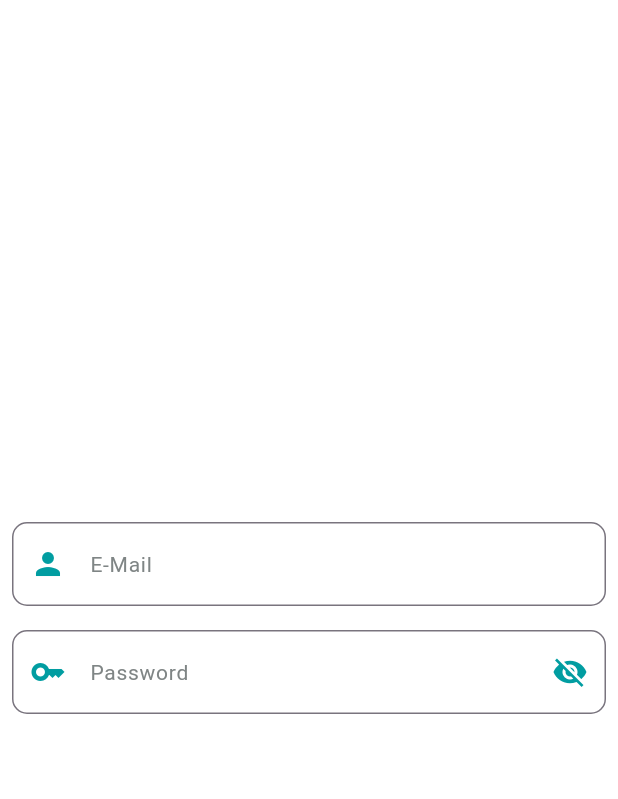
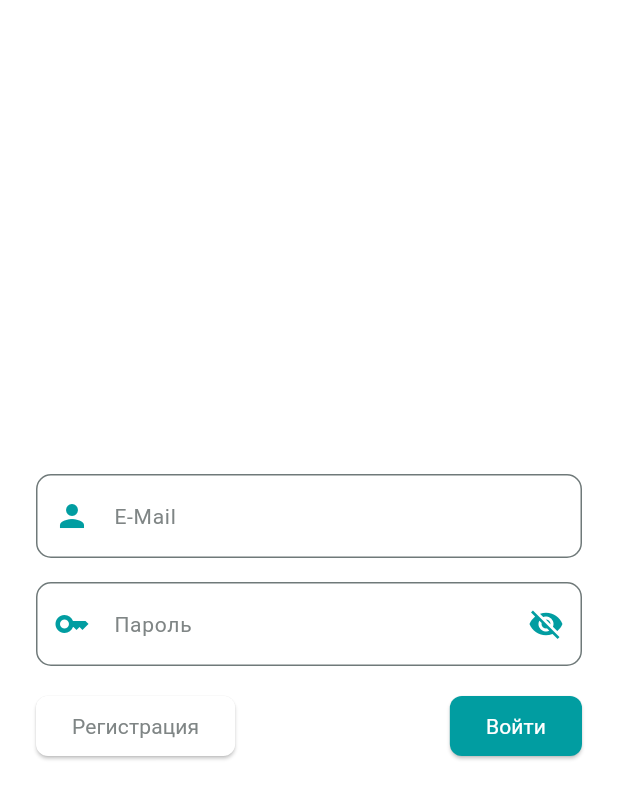
Before and after one commit to tetrochel/sirius_books, a Flutter app: the AuthPage screen opened by its route, on a phone screen of 412 x 824 dp. Shown: the top 799 px of the screen. Run offline on Flutter 3.47's test engine with Material 3 defaults, Android fonts, the phone set to English and light mode, and no system bars; our stand-ins replace go_router.

Commit message:
Добавлены кнопки на экран авторизации

```diff
--- a/lib/features/user/ui/pages/auth_page.dart
+++ b/lib/features/user/ui/pages/auth_page.dart
@@ -9,12 +9,14 @@ class AuthPage extends StatelessWidget {
   Widget build(BuildContext context) {
     return Scaffold(
       body: Center(
-        child: Column(
-          mainAxisAlignment: MainAxisAlignment.center,
-          children: [
-            Padding(
-              padding: const EdgeInsets.all(8.0),
-              child: AuthTextField(
+        child: Padding(
+          padding: const EdgeInsets.symmetric(horizontal: 24),
+          child: Column(
+            spacing: 16,
+            mainAxisAlignment: MainAxisAlignment.center,
+            mainAxisSize: MainAxisSize.min,
+            children: [
+              AuthTextField(
                 controller: TextEditingController(),
                 focusNode: FocusNode(),
                 hint: AppLocalizations.of(context)!.email,
@@ -23,10 +25,7 @@ class AuthPage extends StatelessWidget {
                 prefixIcon: Icons.person,
                 obscureText: false,
               ),
-            ),
-            Padding(
-              padding: const EdgeInsets.all(8.0),
-              child: AuthTextField(
+              AuthTextField(
                 controller: TextEditingController(),
                 focusNode: FocusNode(),
                 hint: AppLocalizations.of(context)!.password,
@@ -35,8 +34,33 @@ class AuthPage extends StatelessWidget {
                 prefixIcon: Icons.key,
                 obscureText: true,
               ),
-            ),
-          ],
+              Row(
+                mainAxisAlignment: MainAxisAlignment.spaceBetween,
+                children: [
+                  AppButton(
+                    type: ButtonType.secondary,
+                    onPressed: () {},
+                    child: Text(
+                      AppLocalizations.of(context)!.registration,
+                      style: context.textStyles.s14w400.copyWith(
+                        color: context.colors.grey,
+                      ),
+                    ),
+                  ),
+                  AppButton(
+                    type: ButtonType.primary,
+                    onPressed: () {},
+                    child: Text(
+                      AppLocalizations.of(context)!.login,
+                      style: context.textStyles.s14w400.copyWith(
+                        color: context.colors.white,
+                      ),
+                    ),
+                  ),
+                ],
+              ),
+            ],
+          ),
         ),
       ),
     );
--- a/lib/l10n/app_en.arb
+++ b/lib/l10n/app_en.arb
@@ -3,6 +3,7 @@
   "books": "Books",
   "collections": "Collections",
   "login": "Login",
+  "registration": "Registration",
   "email": "E-Mail",
   "password": "Password"
 }
--- a/lib/l10n/app_ru.arb
+++ b/lib/l10n/app_ru.arb
@@ -3,6 +3,7 @@
   "books": "Книги",
   "collections": "Коллекции",
   "login": "Войти",
+  "registration": "Регистрация",
   "email": "E-Mail",
   "password": "Пароль"
 }
--- a/lib/main.dart
+++ b/lib/main.dart
@@ -16,8 +16,9 @@ class MainApp extends StatelessWidget {
       localizationsDelegates: AppLocalizations.localizationsDelegates,
       supportedLocales: AppLocalizations.supportedLocales,
       // TODO(ivan): Вынести определение локали в блок
-      locale: const Locale('en'),
+      locale: const Locale('ru'),
       theme: ThemeData(
+        colorSchemeSeed: const Color(0xFF019DA1),
         scaffoldBackgroundColor: const Color(0xFFFFFFFF),
         extensions: const [
           AppColors(
--- a/presentation/lib/presentation.dart
+++ b/presentation/lib/presentation.dart
@@ -1,6 +1,7 @@
 // Не забывайте сортировать экспорты
 export 'package:presentation/theme/theme_picker.dart';
 export 'package:presentation/widgets/app_bar_widget.dart';
+export 'package:presentation/widgets/app_button.dart';
 export 'package:presentation/widgets/auth_text_field_widget.dart';
 export 'package:presentation/widgets/book_widget.dart';
 export 'package:presentation/widgets/navbar_widget.dart';
--- /dev/null
+++ b/presentation/lib/widgets/app_button.dart
@@ -0,0 +1,36 @@
+import 'package:flutter/material.dart';
+import 'package:presentation/presentation.dart';
+
+enum ButtonType {
+  primary,
+  secondary,
+}
+
+class AppButton extends StatelessWidget {
+  final ButtonType type;
+  final VoidCallback onPressed;
+  final Widget child;
+
+  const AppButton({
+    super.key,
+    required this.type,
+    required this.onPressed,
+    required this.child,
+  });
+
+  @override
+  Widget build(BuildContext context) {
+    return ElevatedButton(
+      style: ElevatedButton.styleFrom(
+        backgroundColor: type == ButtonType.primary
+            ? context.colors.primary
+            : context.colors.white,
+        shape: RoundedRectangleBorder(
+          borderRadius: BorderRadius.circular(8),
+        ),
+      ),
+      onPressed: onPressed,
+      child: child,
+    );
+  }
+}
--- a/presentation/lib/widgets/book_widget.dart
+++ b/presentation/lib/widgets/book_widget.dart
@@ -22,6 +22,7 @@ class BookWidget extends StatelessWidget {
   @override
   Widget build(BuildContext context) {
     return Card(
+      color: context.colors.white,
       child: InkWell(
         borderRadius: BorderRadius.circular(8),
         onTap: onTap,
```
Also changed, not shown: lib/generated/app_localizations.dart, lib/generated/app_localizations_en.dart, lib/generated/app_localizations_ru.dart.
